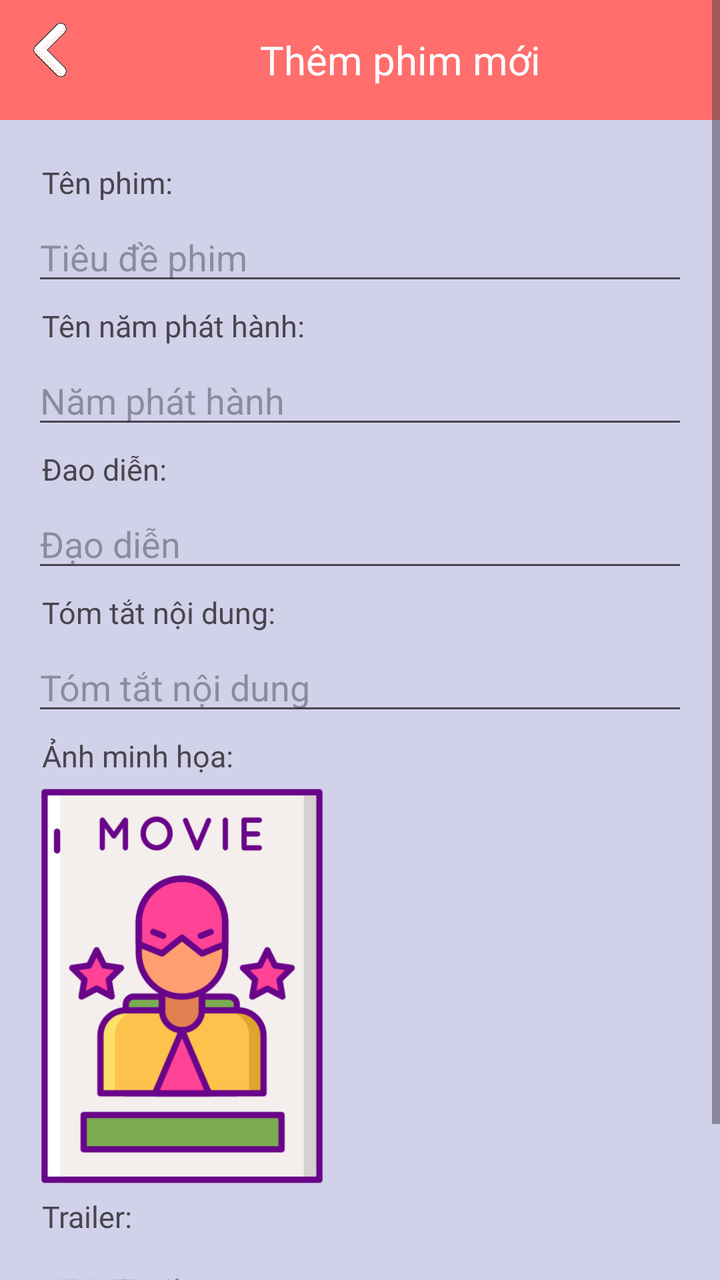
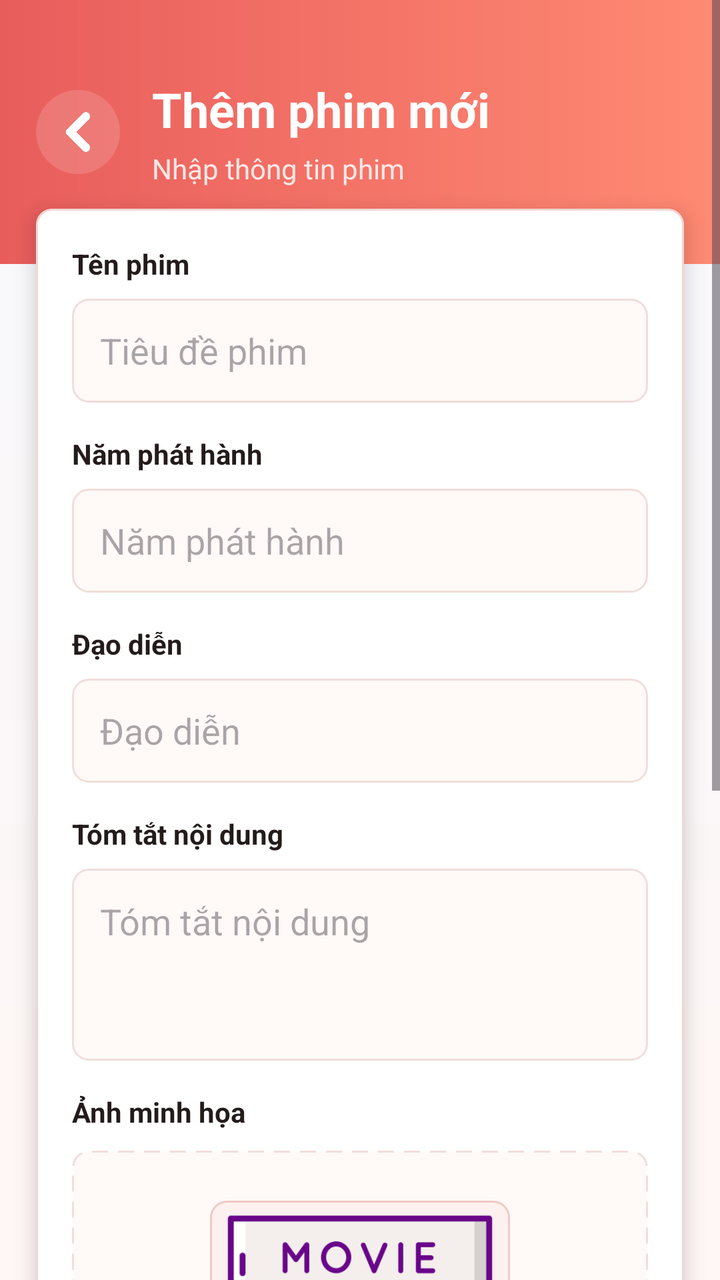

Two renders of the same Android screen: before a commit and after it. Below are the layout's source before the change and the commit's diff.
<!-- AndroidManifest.xml: application theme Theme.DanhGiaPhim -->
<!-- res/layout/activity_add_film.xml -->
<?xml version="1.0" encoding="utf-8"?>
<ScrollView xmlns:android="http://schemas.android.com/apk/res/android"
    android:layout_width="match_parent"
    android:layout_height="match_parent"
    android:background="#d1d1e9">

    <LinearLayout
        android:layout_width="match_parent"
        android:layout_height="wrap_content"
        android:orientation="vertical">

        <LinearLayout
            android:layout_width="match_parent"
            android:layout_height="60dp"
            android:orientation="horizontal"
            android:background="#ff6e6c">

            <ImageView
                android:id="@+id/btnBackToFilmListFromAddFilm"
                android:layout_width="30dp"
                android:layout_height="30dp"
                android:src="@drawable/ic_back"
                android:layout_gravity="center"
                android:layout_marginLeft="10dp"
                android:layout_marginBottom="5dp">
            </ImageView>
            <TextView
                android:layout_width="match_parent"
                android:layout_height="wrap_content"
                android:textSize="20dp"
                android:text="Thêm phim mới"
                android:textColor="@color/white"
                android:layout_gravity="center"
                android:textAlignment="center">

            </TextView>

        </LinearLayout>
        <LinearLayout
            android:layout_width="match_parent"
            android:layout_height="match_parent"
            android:orientation="vertical"
            android:padding="16dp">

            
            <TextView
                android:layout_width="match_parent"
                android:layout_height="wrap_content"
                android:text="Tên phim:"
                android:layout_margin="5dp"
                android:textSize="15dp"
                >
            </TextView>
            <EditText
                android:id="@+id/edtTitle"
                android:layout_width="match_parent"
                android:layout_height="wrap_content"
                android:hint="Tiêu đề phim" />

            
            <TextView
                android:layout_width="match_parent"
                android:layout_height="wrap_content"
                android:text="Tên năm phát hành:"
                android:layout_margin="5dp"
                android:textSize="15dp"
                >
            </TextView>
            <EditText
                android:id="@+id/edtReleaseYear"
                android:layout_width="match_parent"
                android:layout_height="wrap_content"
                android:hint="Năm phát hành"
                android:inputType="number" />

            
            <TextView
                android:layout_width="match_parent"
                android:layout_height="wrap_content"
                android:text="Đao diễn:"
                android:layout_margin="5dp"
                android:textSize="15dp"
                >
            </TextView>
            <EditText
                android:id="@+id/edtDirector"
                android:layout_width="match_parent"
                android:layout_height="wrap_content"
                android:hint="Đạo diễn"
                android:inputType="textMultiLine"
                android:scrollHorizontally="false"/>

            
            <TextView
                android:layout_width="match_parent"
                android:layout_height="wrap_content"
                android:text="Tóm tắt nội dung:"
                android:layout_margin="5dp"
                android:textSize="15dp"
                >
            </TextView>
            <EditText
                android:id="@+id/edtSynopsis"
                android:layout_width="match_parent"
                android:layout_height="wrap_content"
                android:hint="Tóm tắt nội dung" />

            
            <TextView
                android:layout_width="match_parent"
                android:layout_height="wrap_content"
                android:text="Ảnh minh họa:"
                android:layout_margin="5dp"
                android:textSize="15dp"
                >
            </TextView>
            <ImageView
                android:id="@+id/imgPoster"
                android:layout_width="150dp"
                android:layout_height="200dp"
                android:scaleType="centerCrop"
                android:src="@drawable/ic_poster" />

            
            <TextView
                android:layout_width="match_parent"
                android:layout_height="wrap_content"
                android:text="Trailer:"
                android:layout_margin="5dp"
                android:textSize="15dp"
                >
            </TextView>
            <EditText
                android:id="@+id/edtTrailerURL"
                android:layout_width="match_parent"
                android:layout_height="wrap_content"
                android:hint="URL Trailer" />

            
            <Button
                android:id="@+id/btnAddFilm"
                android:layout_width="wrap_content"
                android:layout_height="wrap_content"
                android:layout_gravity="center"
                android:text="Thêm phim" />
        </LinearLayout>


    </LinearLayout>
</ScrollView>
<!-- resources referenced by this layout -->
<resources>
  <color name="white">#FFFFFFFF</color>
  <!-- drawable ic_back: png bitmap (drawable, 13936 bytes) -->
  <!-- drawable ic_poster: png bitmap (drawable, 27202 bytes) -->
  <style name="Theme.DanhGiaPhim" parent="Base.Theme.DanhGiaPhim" />
  <style name="Base.Theme.DanhGiaPhim" parent="Theme.Material3.DayNight.NoActionBar">
          
          
      </style>
</resources>

<!-- the commit's change to res/layout/activity_add_film.xml (unified diff, before → after) -->
@@ -1,8 +1,10 @@
 <?xml version="1.0" encoding="utf-8"?>
 <ScrollView xmlns:android="http://schemas.android.com/apk/res/android"
+    xmlns:app="http://schemas.android.com/apk/res-auto"
     android:layout_width="match_parent"
     android:layout_height="match_parent"
-    android:background="#d1d1e9">
+    android:background="@drawable/bg_actor_list_screen"
+    android:fillViewport="true">
 
     <LinearLayout
         android:layout_width="match_parent"
@@ -11,140 +13,66 @@
 
         <LinearLayout
             android:layout_width="match_parent"
-            android:layout_height="60dp"
+            android:layout_height="132dp"
+            android:background="@drawable/bg_actor_list_header"
+            android:gravity="center_vertical"
             android:orientation="horizontal"
-            android:background="#ff6e6c">
+            android:paddingStart="18dp"
+            android:paddingEnd="18dp">
 
             <ImageView
                 android:id="@+id/btnBackToFilmListFromAddFilm"
-                android:layout_width="30dp"
-                android:layout_height="30dp"
+                android:layout_width="42dp"
+                android:layout_height="42dp"
+                android:background="@drawable/bg_actor_toolbar_button"
+                android:contentDescription="Quay lại"
+                android:padding="10dp"
                 android:src="@drawable/ic_back"
-                android:layout_gravity="center"
-                android:layout_marginLeft="10dp"
-                android:layout_marginBottom="5dp">
-            </ImageView>
-            <TextView
-                android:layout_width="match_parent"
+                app:tint="@color/white" />
+
+            <LinearLayout
+                android:layout_width="0dp"
                 android:layout_height="wrap_content"
-                android:textSize="20dp"
-                android:text="Thêm phim mới"
-                android:textColor="@color/white"
-                android:layout_gravity="center"
-                android:textAlignment="center">
+                android:layout_marginStart="16dp"
+                android:layout_weight="1"
+                android:orientation="vertical">
 
-            </TextView>
-
-        </LinearLayout>
-        <LinearLayout
-            android:layout_width="match_parent"
-            android:layout_height="match_parent"
-            android:orientation="vertical"
-            android:padding="16dp">
-
-            
-            <TextView
-                android:layout_width="match_parent"
-                android:layout_height="wrap_content"
-                android:text="Tên phim:"
-                android:layout_margin="5dp"
-                android:textSize="15dp"
-                >
-            </TextView>
-            <EditText
-                android:id="@+id/edtTitle"
-                android:layout_width="match_parent"
-                android:layout_height="wrap_content"
-                android:hint="Tiêu đề phim" />
-
-            
-            <TextView
-                android:layout_width="match_parent"
-                android:layout_height="wrap_content"
-                android:text="Tên năm phát hành:"
-                android:layout_margin="5dp"
-                android:textSize="15dp"
-                >
-            </TextView>
-            <EditText
-                android:id="@+id/edtReleaseYear"
-                android:layout_width="match_parent"
-                android:layout_height="wrap_content"
-                android:hint="Năm phát hành"
-                android:inputType="number" />
-
-            
-            <TextView
-                android:layout_width="match_parent"
-                android:layout_height="wrap_content"
-                android:text="Đao diễn:"
-                android:layout_margin="5dp"
-                android:textSize="15dp"
-                >
-            </TextView>
-            <EditText
-                android:id="@+id/edtDirector"
-                android:layout_width="match_parent"
-                android:layout_height="wrap_content"
-                android:hint="Đạo diễn"
-                android:inputType="textMultiLine"
-                android:scrollHorizontally="false"/>
-
-            
-            <TextView
-                android:layout_width="match_parent"
-                android:layout_height="wrap_content"
-                android:text="Tóm tắt nội dung:"
-                android:layout_margin="5dp"
-                android:textSize="15dp"
-                >
-            </TextView>
-            <EditText
-                android:id="@+id/edtSynopsis"
-                android:layout_width="match_parent"
-                android:layout_height="wrap_content"
-                android:hint="Tóm tắt nội dung" />
-
-            
-            <TextView
-                android:layout_width="match_parent"
-                android:layout_height="wrap_content"
-                android:text="Ảnh minh họa:"
-                android:layout_margin="5dp"
-                android:textSize="15dp"
-                >
-            </TextView>
-            <ImageView
-                android:id="@+id/imgPoster"
-                android:layout_width="150dp"
-                android:layout_height="200dp"
-                android:scaleType="centerCrop"
-                android:src="@drawable/ic_poster" />
-
-            
-            <TextView
-                android:layout_width="match_parent"
-                android:layout_height="wrap_content"
-                android:text="Trailer:"
-                android:layout_margin="5dp"
-                android:textSize="15dp"
-                >
-            </TextView>
-            <EditText
-                android:id="@+id/edtTrailerURL"
-                android:layout_width="match_parent"
-                android:layout_height="wrap_content"
-                android:hint="URL Trailer" />
-
-            
-            <Button
-                android:id="@+id/btnAddFilm"
-                android:layout_width="wrap_content"
-                android:layout_height="wrap_content"
-                android:layout_gravity="center"
-                android:text="Thêm phim" />
+                <TextView android:layout_width="match_parent" android:layout_height="wrap_content" android:text="Thêm phim mới" android:textColor="@color/white" android:textSize="24sp" android:textStyle="bold" />
+                <TextView android:layout_width="match_parent" android:layout_height="wrap_content" android:layout_marginTop="4dp" android:text="Nhập thông tin phim" android:textColor="#FDE7E4" android:textSize="14sp" />
+            </LinearLayout>
         </LinearLayout>
 
+        <com.google.android.material.card.MaterialCardView
+            android:layout_width="match_parent"
+            android:layout_height="wrap_content"
+            android:layout_marginStart="18dp"
+            android:layout_marginTop="-28dp"
+            android:layout_marginEnd="18dp"
+            android:layout_marginBottom="24dp"
+            app:cardBackgroundColor="@color/white"
+            app:cardCornerRadius="8dp"
+            app:cardElevation="6dp"
+            app:strokeColor="#F1D6D2"
+            app:strokeWidth="1dp">
 
+            <LinearLayout android:layout_width="match_parent" android:layout_height="wrap_content" android:orientation="vertical" android:padding="18dp">
+                <TextView android:layout_width="match_parent" android:layout_height="wrap_content" android:text="Tên phim" android:textColor="@color/app_text" android:textStyle="bold" />
+                <EditText android:id="@+id/edtTitle" android:layout_width="match_parent" android:layout_height="52dp" android:layout_marginTop="8dp" android:background="@drawable/bg_actor_form_input" android:hint="Tiêu đề phim" android:maxLines="1" android:paddingStart="14dp" android:paddingEnd="14dp" />
+                <TextView android:layout_width="match_parent" android:layout_height="wrap_content" android:layout_marginTop="16dp" android:text="Năm phát hành" android:textColor="@color/app_text" android:textStyle="bold" />
+                <EditText android:id="@+id/edtReleaseYear" android:layout_width="match_parent" android:layout_height="52dp" android:layout_marginTop="8dp" android:background="@drawable/bg_actor_form_input" android:hint="Năm phát hành" android:inputType="number" android:maxLines="1" android:paddingStart="14dp" android:paddingEnd="14dp" />
+                <TextView android:layout_width="match_parent" android:layout_height="wrap_content" android:layout_marginTop="16dp" android:text="Đạo diễn" android:textColor="@color/app_text" android:textStyle="bold" />
+                <EditText android:id="@+id/edtDirector" android:layout_width="match_parent" android:layout_height="52dp" android:layout_marginTop="8dp" android:background="@drawable/bg_actor_form_input" android:hint="Đạo diễn" android:maxLines="1" android:paddingStart="14dp" android:paddingEnd="14dp" />
+                <TextView android:layout_width="match_parent" android:layout_height="wrap_content" android:layout_marginTop="16dp" android:text="Tóm tắt nội dung" android:textColor="@color/app_text" android:textStyle="bold" />
+                <EditText android:id="@+id/edtSynopsis" android:layout_width="match_parent" android:layout_height="96dp" android:layout_marginTop="8dp" android:background="@drawable/bg_actor_form_input" android:gravity="top|start" android:hint="Tóm tắt nội dung" android:inputType="textMultiLine" android:padding="14dp" android:scrollHorizontally="false" />
+                <TextView android:layout_width="match_parent" android:layout_height="wrap_content" android:layout_marginTop="16dp" android:text="Ảnh minh họa" android:textColor="@color/app_text" android:textStyle="bold" />
+                <FrameLayout android:layout_width="match_parent" android:layout_height="250dp" android:layout_marginTop="10dp" android:background="@drawable/bg_actor_image_picker" android:padding="14dp">
+                    <ImageView android:id="@+id/imgPoster" android:layout_width="150dp" android:layout_height="200dp" android:layout_gravity="center" android:background="@drawable/bg_app_poster" android:padding="6dp" android:scaleType="centerCrop" android:src="@drawable/ic_poster" />
+                    <TextView android:layout_width="wrap_content" android:layout_height="32dp" android:layout_gravity="bottom|center_horizontal" android:background="@drawable/bg_actor_image_picker_badge" android:gravity="center" android:paddingStart="14dp" android:paddingEnd="14dp" android:text="Chạm để chọn ảnh" android:textColor="#7A5151" android:textSize="13sp" android:textStyle="bold" />
+                </FrameLayout>
+                <TextView android:layout_width="match_parent" android:layout_height="wrap_content" android:layout_marginTop="16dp" android:text="Trailer" android:textColor="@color/app_text" android:textStyle="bold" />
+                <EditText android:id="@+id/edtTrailerURL" android:layout_width="match_parent" android:layout_height="52dp" android:layout_marginTop="8dp" android:background="@drawable/bg_actor_form_input" android:hint="URL Trailer" android:inputType="textUri" android:maxLines="1" android:paddingStart="14dp" android:paddingEnd="14dp" />
+                <Button android:id="@+id/btnAddFilm" android:layout_width="match_parent" android:layout_height="52dp" android:layout_marginTop="22dp" android:background="@drawable/bg_actor_primary_button" android:text="Thêm phim" android:textAllCaps="false" android:textColor="@color/white" android:textSize="16sp" android:textStyle="bold" />
+            </LinearLayout>
+        </com.google.android.material.card.MaterialCardView>
     </LinearLayout>
 </ScrollView>
<!-- resource entries referenced after the edit -->
@@ -1,6 +1,107 @@
 <!-- resources referenced by this layout -->
 <resources>
+  <color name="app_text">#241B1B</color>
   <color name="white">#FFFFFFFF</color>
+  <!-- drawable bg_actor_form_input (drawable) -->
+  <?xml version="1.0" encoding="utf-8"?>
+  <selector xmlns:android="http://schemas.android.com/apk/res/android">
+      <item android:state_focused="true">
+          <shape android:shape="rectangle">
+              <solid android:color="#FFFFFF" />
+              <stroke
+                  android:width="2dp"
+                  android:color="#E85D5C" />
+              <corners android:radius="8dp" />
+          </shape>
+      </item>
+      <item>
+          <shape android:shape="rectangle">
+              <solid android:color="#FFF9F8" />
+              <stroke
+                  android:width="1dp"
+                  android:color="#F0DEDA" />
+              <corners android:radius="8dp" />
+          </shape>
+      </item>
+  </selector>
+  <!-- drawable bg_actor_image_picker (drawable) -->
+  <?xml version="1.0" encoding="utf-8"?>
+  <shape xmlns:android="http://schemas.android.com/apk/res/android">
+      <solid android:color="#FFF9F8" />
+      <stroke
+          android:width="1dp"
+          android:color="#F0DEDA"
+          android:dashWidth="8dp"
+          android:dashGap="5dp" />
+      <corners android:radius="8dp" />
+  </shape>
+  <!-- drawable bg_actor_image_picker_badge (drawable) -->
+  <?xml version="1.0" encoding="utf-8"?>
+  <shape xmlns:android="http://schemas.android.com/apk/res/android">
+      <solid android:color="#FFF1EF" />
+      <stroke
+          android:width="1dp"
+          android:color="#F0CAC5" />
+      <corners android:radius="16dp" />
+  </shape>
+  <!-- drawable bg_actor_list_header (drawable) -->
+  <?xml version="1.0" encoding="utf-8"?>
+  <shape xmlns:android="http://schemas.android.com/apk/res/android">
+      <gradient
+          android:angle="0"
+          android:endColor="#FF8A73"
+          android:startColor="#E85D5C" />
+  </shape>
+  <!-- drawable bg_actor_list_screen (drawable) -->
+  <?xml version="1.0" encoding="utf-8"?>
+  <shape xmlns:android="http://schemas.android.com/apk/res/android">
+      <gradient
+          android:angle="270"
+          android:endColor="#FFF7F5"
+          android:startColor="#F7F8FC" />
+  </shape>
+  <!-- drawable bg_actor_primary_button (drawable) -->
+  <?xml version="1.0" encoding="utf-8"?>
+  <selector xmlns:android="http://schemas.android.com/apk/res/android">
+      <item android:state_pressed="true">
+          <shape android:shape="rectangle">
+              <solid android:color="#D44E4D" />
+              <corners android:radius="8dp" />
+          </shape>
+      </item>
+      <item>
+          <shape android:shape="rectangle">
+              <gradient
+                  android:angle="0"
+                  android:endColor="#FF8A73"
+                  android:startColor="#E85D5C" />
+              <corners android:radius="8dp" />
+          </shape>
+      </item>
+  </selector>
+  <!-- drawable bg_actor_toolbar_button (drawable) -->
+  <?xml version="1.0" encoding="utf-8"?>
+  <selector xmlns:android="http://schemas.android.com/apk/res/android">
+      <item android:state_pressed="true">
+          <shape android:shape="oval">
+              <solid android:color="#40FFFFFF" />
+          </shape>
+      </item>
+      <item>
+          <shape android:shape="oval">
+              <solid android:color="#26FFFFFF" />
+          </shape>
+      </item>
+  </selector>
+  <!-- drawable bg_app_poster (drawable) -->
+  <?xml version="1.0" encoding="utf-8"?>
+  <shape xmlns:android="http://schemas.android.com/apk/res/android">
+      <solid android:color="#FFF1EF" />
+      <stroke
+          android:width="1dp"
+          android:color="#F0CAC5" />
+      <corners android:radius="8dp" />
+  </shape>
   <!-- drawable ic_back: png bitmap (drawable, 13936 bytes) -->
   <!-- drawable ic_poster: png bitmap (drawable, 27202 bytes) -->
   <style name="Theme.DanhGiaPhim" parent="Base.Theme.DanhGiaPhim" />
